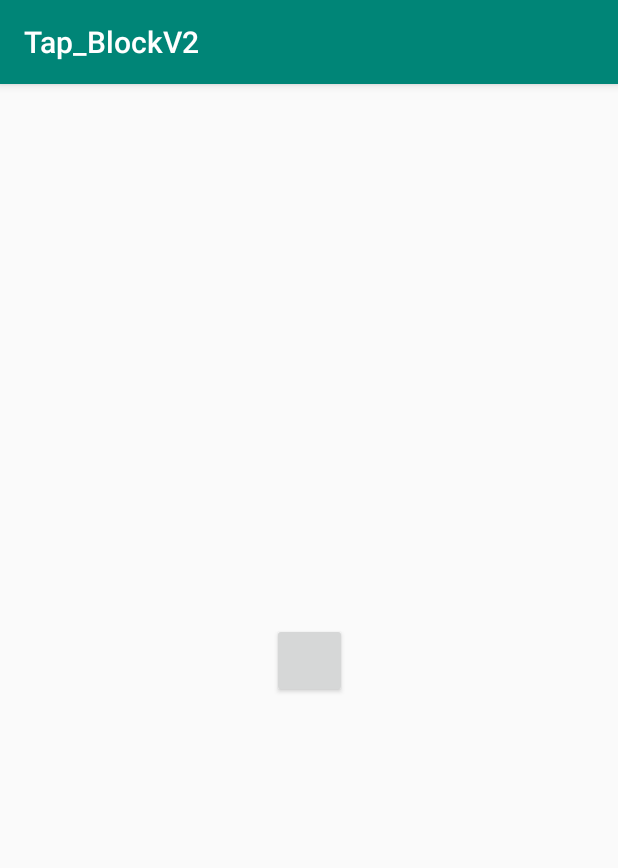
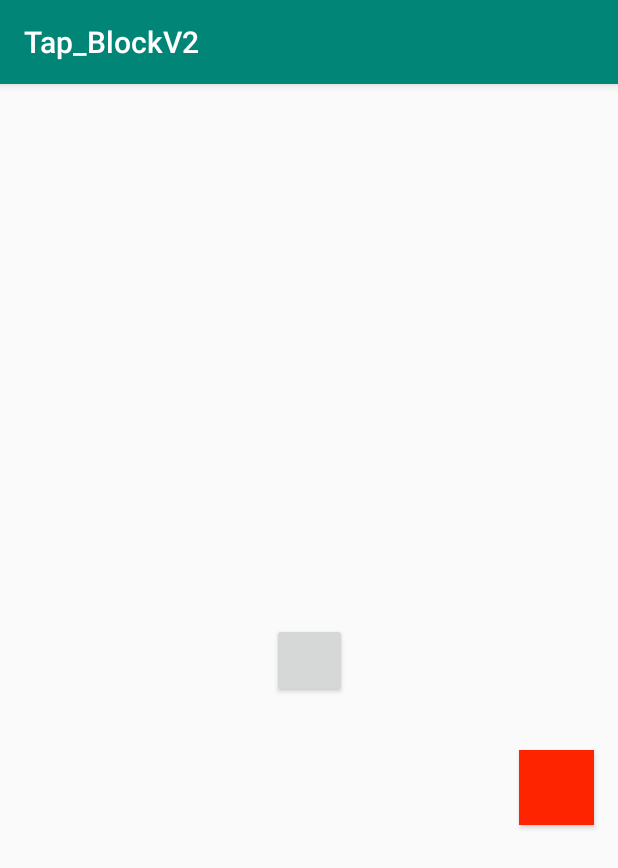
Before and after one commit to Lecodeurfou/Tap_Block, an Android app: the screen it shows after launch (MainActivity), on a phone screen of 412 x 824 dp. Shown: the top 868 px of the screen. Run offline under Robolectric (Android 15) with nearby library versions, the phone set to English and light mode, and no system bars.

Commit message:
Add feature
Exit Button

```diff
--- a/app/src/main/java/com/example/dwaygon/tap_blockv2/MainActivity.java
+++ b/app/src/main/java/com/example/dwaygon/tap_blockv2/MainActivity.java
@@ -10,6 +10,7 @@ import android.util.Log;
 public class MainActivity extends AppCompatActivity {
 
     private Button btn1;
+    private Button btn2;
     @Override
     protected void onCreate(Bundle savedInstanceState) {
         super.onCreate(savedInstanceState);
@@ -17,6 +18,24 @@ public class MainActivity extends AppCompatActivity {
 
         btn1 = (Button) findViewById(R.id.btn1);
         btn1.setOnClickListener(btnPlay);
+        btn2 = (Button) findViewById(R.id.btn2);
+
+
+
+
+        btn2.setOnClickListener(new View.OnClickListener() {
+            @Override
+            public void onClick(View v) {
+                finish();
+            }
+        });
+
+
+
+
+
+
+
     }
 
     private View.OnClickListener btnPlay = new View.OnClickListener(){
@@ -31,4 +50,7 @@ public class MainActivity extends AppCompatActivity {
 
 
 
+
+
+
 }
--- a/app/src/main/res/layout/activity_main.xml
+++ b/app/src/main/res/layout/activity_main.xml
@@ -21,6 +21,16 @@
         app:layout_constraintStart_toStartOf="parent"
         app:layout_constraintTop_toTopOf="parent" />
 
+    <Button
+        android:id="@+id/btn2"
+        android:layout_width="50dp"
+        android:layout_height="50dp"
+        android:layout_marginTop="444dp"
+        android:layout_marginEnd="16dp"
+        app:layout_constraintEnd_toEndOf="parent"
+        app:layout_constraintTop_toTopOf="parent"
+        android:background="#FF2400"/>
+
 
 
 
```
